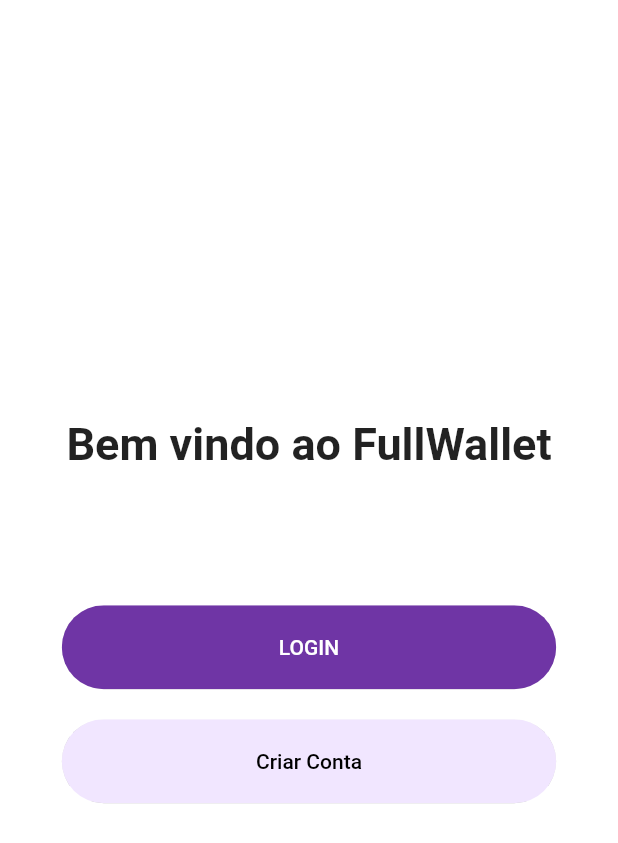
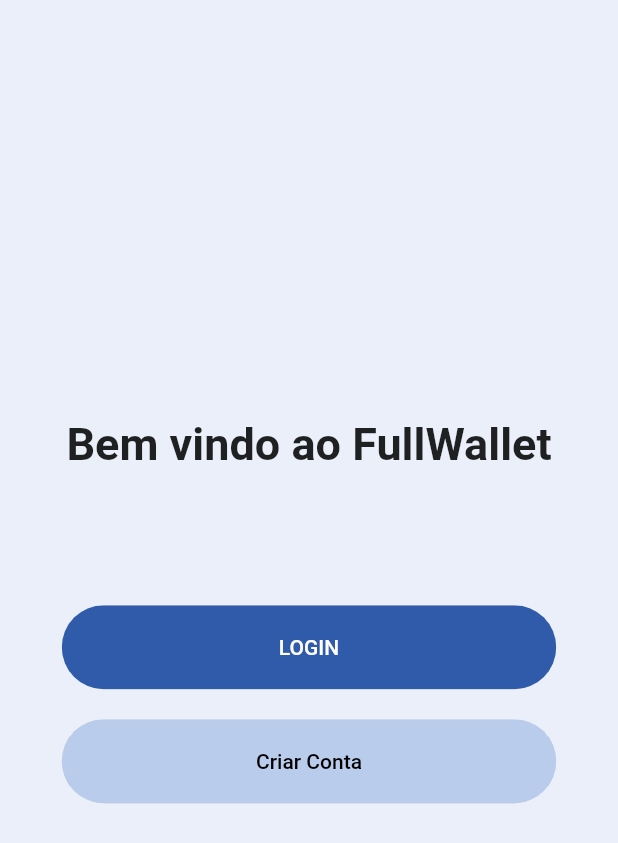
Before and after one commit to TCC-Estevao/app, a Flutter app: the screen it shows after launch, on a phone screen of 412 x 824 dp. Shown: the top 843 px of the screen. Run offline on Flutter 3.47's test engine with Material 2 defaults, Android fonts, the phone set to English and light mode, and no system bars; our stand-ins replace flutter_dotenv, flutter_secure_storage, tinycolor2.

Commit message:
chore: start create initial page

```diff
--- a/lib/main.dart
+++ b/lib/main.dart
@@ -29,7 +29,7 @@ class MyApp extends StatelessWidget {
       title: 'Finance',
       theme: ThemeData(
         primaryColor: primaryColor,
-        scaffoldBackgroundColor: Colors.white,
+        scaffoldBackgroundColor: backgroundColor,
         buttonTheme: const ButtonThemeData(
           buttonColor: primaryColor,
         ),
--- a/lib/screens/Home/home_screen.dart
+++ b/lib/screens/Home/home_screen.dart
@@ -1,4 +1,5 @@
 import 'package:app/providers/user-provider.dart';
+import 'package:app/screens/Home/components/financial_summary_card.dart';
 import 'package:flutter/material.dart';
 import 'package:provider/provider.dart';
 
@@ -15,8 +16,8 @@ class _HomeScreenState extends State<HomeScreen> {
   Widget build(BuildContext context) {
     final user = Provider.of<UserProvider>(context).user;
     return Scaffold(
-      body: Center(
-        child: Text("Testando"),
+      body: Container(
+        child: FinancialSummaryCard(),
       ),
     );
   }
--- a/lib/styles/colors.dart
+++ b/lib/styles/colors.dart
@@ -1,7 +1,11 @@
 import 'package:flutter/material.dart';
+import 'package:tinycolor2/tinycolor2.dart';
 
-const primaryColor = Color(0xFF6F35A5);
-const primaryLightColor = Color(0xFFF1E6FF);
+const primaryColor = Color(0xFF305BAA);
+Color primaryDarkColor = TinyColor.fromColor(primaryColor).darken(10).color;
+Color primaryLightColor = TinyColor.fromColor(primaryColor).lighten(40).color;
+Color backgroundColor = TinyColor.fromColor(primaryColor).lighten(52).color;
 const whiteColor = Colors.white;
+Color positiveBalanceColor = Colors.green;
 const titleFontSize = 30.0;
 const fieldSpace = 0.0;
--- a/pubspec.yaml
+++ b/pubspec.yaml
@@ -41,6 +41,7 @@ dependencies:
   asp: ^1.0.4
   provider: ^6.0.5
   flutter_secure_storage: ^8.0.0
+  tinycolor2: ^3.0.1
 
 dev_dependencies:
   flutter_test:
```
Also changed, not shown: lib/screens/Home/components/financial_summary_card.dart (added, +66 -0 lines), pubspec.lock.
